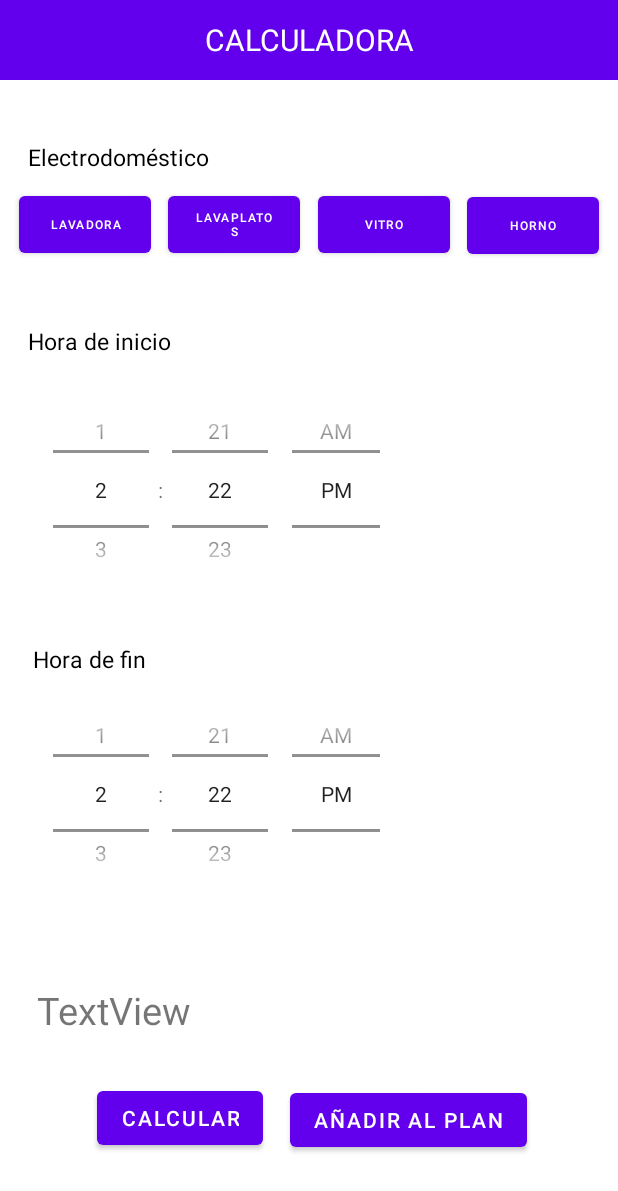
After one commit to lmhenseler/lucerapp, an Android app: the layout layout_calculadora.xml on its own in the app's theme, with its tools: preview values and no code run, on a phone screen of 412 x 824 dp. The commit adds this screen. Shown: the top 1191 px of the screen. Run offline under Robolectric (Android 15) with nearby library versions, the phone set to English and light mode, and no system bars.

Commit message:
Calculator layout

```diff
--- /dev/null
+++ b/app/src/main/res/layout/layout_calculadora.xml
@@ -0,0 +1,197 @@
+<?xml version="1.0" encoding="utf-8"?>
+<androidx.constraintlayout.widget.ConstraintLayout xmlns:android="http://schemas.android.com/apk/res/android"
+    xmlns:app="http://schemas.android.com/apk/res-auto"
+    xmlns:tools="http://schemas.android.com/tools"
+    android:layout_width="match_parent"
+    android:layout_height="match_parent">
+
+
+    <Button
+        android:id="@+id/lavadoraButton"
+        android:layout_width="88dp"
+        android:layout_height="50dp"
+        android:layout_marginStart="8dp"
+        android:layout_marginEnd="3dp"
+        android:text="@string/lavadora"
+        android:textSize="8sp"
+        app:layout_constraintBottom_toBottomOf="parent"
+        app:layout_constraintEnd_toStartOf="@+id/lavaplatosButton"
+        app:layout_constraintHorizontal_bias="0.592"
+        app:layout_constraintStart_toStartOf="parent"
+        app:layout_constraintTop_toTopOf="parent"
+        app:layout_constraintVertical_bias="0.161"
+        tools:ignore="SmallSp" />
+
+    <TimePicker
+        android:id="@+id/horaFInPicker"
+        android:layout_width="250dp"
+        android:layout_height="150dp"
+        android:layout_marginTop="4dp"
+        android:timePickerMode="spinner"
+        app:layout_constraintEnd_toEndOf="parent"
+        app:layout_constraintHorizontal_bias="0.118"
+        app:layout_constraintStart_toStartOf="parent"
+        app:layout_constraintTop_toBottomOf="@+id/horaFinText" />
+
+    <TextView
+        android:id="@+id/estimacionText"
+        android:layout_width="109dp"
+        android:layout_height="36dp"
+        android:layout_marginBottom="18dp"
+        android:text="@string/textview"
+        android:textSize="25sp"
+        app:layout_constraintBottom_toTopOf="@+id/calcularButton"
+        app:layout_constraintEnd_toEndOf="parent"
+        app:layout_constraintHorizontal_bias="0.082"
+        app:layout_constraintStart_toStartOf="parent"
+        app:layout_constraintTop_toBottomOf="@+id/horaFInPicker"
+        app:layout_constraintVertical_bias="0.818"
+        tools:ignore="TextSizeCheck" />
+
+    <TextView
+        android:id="@+id/horaFinText"
+        android:layout_width="wrap_content"
+        android:layout_height="wrap_content"
+        android:layout_marginBottom="264dp"
+        android:text="@string/hora_de_fin"
+        android:textColor="#000000"
+        android:textSize="15sp"
+        app:layout_constraintBottom_toBottomOf="parent"
+        app:layout_constraintEnd_toEndOf="parent"
+        app:layout_constraintHorizontal_bias="0.065"
+        app:layout_constraintStart_toStartOf="parent"
+        app:layout_constraintTop_toBottomOf="@+id/horaInicioPicker"
+        app:layout_constraintVertical_bias="0.2" />
+
+    <TimePicker
+
+        android:id="@+id/horaInicioPicker"
+        android:layout_width="250dp"
+        android:layout_height="150dp"
+        android:timePickerMode="spinner"
+        app:layout_constraintBottom_toBottomOf="parent"
+        app:layout_constraintEnd_toEndOf="parent"
+        app:layout_constraintHorizontal_bias="0.118"
+        app:layout_constraintStart_toStartOf="parent"
+        app:layout_constraintTop_toTopOf="parent"
+        app:layout_constraintVertical_bias="0.373" />
+
+    <TextView
+        android:id="@+id/horaInicioText"
+        android:layout_width="wrap_content"
+        android:layout_height="wrap_content"
+        android:text="@string/hora_de_inicio"
+        android:textColor="#000000"
+        android:textSize="15sp"
+        app:layout_constraintBottom_toTopOf="@+id/horaInicioPicker"
+        app:layout_constraintEnd_toEndOf="parent"
+        app:layout_constraintHorizontal_bias="0.059"
+        app:layout_constraintStart_toStartOf="parent"
+        app:layout_constraintTop_toBottomOf="@+id/lavadoraButton"
+        app:layout_constraintVertical_bias="0.756" />
+
+    <Button
+        android:id="@+id/lavaplatosButton"
+        android:layout_width="88dp"
+        android:layout_height="50dp"
+        android:layout_marginStart="3dp"
+        android:layout_marginEnd="3dp"
+        android:text="@string/lavaplatos"
+        android:textAlignment="center"
+        android:textSize="8sp"
+        app:layout_constraintBottom_toBottomOf="parent"
+        app:layout_constraintEnd_toStartOf="@+id/vitroButton"
+        app:layout_constraintStart_toEndOf="@+id/lavadoraButton"
+        app:layout_constraintTop_toTopOf="parent"
+        app:layout_constraintVertical_bias="0.161"
+        tools:ignore="SmallSp" />
+
+    <Button
+        android:id="@+id/aniadirButton"
+        android:layout_width="wrap_content"
+        android:layout_height="wrap_content"
+        android:text="@string/aniadir_al_plan"
+        app:layout_constraintBottom_toBottomOf="parent"
+        app:layout_constraintEnd_toEndOf="parent"
+        app:layout_constraintHorizontal_bias="0.76"
+        app:layout_constraintStart_toStartOf="parent"
+        app:layout_constraintTop_toBottomOf="@+id/horaFInPicker"
+        app:layout_constraintVertical_bias="0.69" />
+
+    <Button
+        android:id="@+id/calcularButton"
+        android:layout_width="wrap_content"
+        android:layout_height="wrap_content"
+        android:layout_marginTop="13dp"
+        android:text="@string/calcular"
+        app:layout_constraintBottom_toBottomOf="parent"
+        app:layout_constraintEnd_toStartOf="@+id/aniadirButton"
+        app:layout_constraintHorizontal_bias="0.782"
+        app:layout_constraintStart_toStartOf="parent"
+        app:layout_constraintTop_toBottomOf="@+id/horaFInPicker"
+        app:layout_constraintVertical_bias="0.654" />
+
+    <Button
+        android:id="@+id/hornoButton"
+
+        android:layout_width="88dp"
+        android:layout_height="50dp"
+        android:layout_marginStart="3dp"
+        android:layout_marginEnd="8dp"
+        android:text="@string/horno"
+        android:textSize="8sp"
+        app:layout_constraintBottom_toBottomOf="parent"
+        app:layout_constraintEnd_toEndOf="parent"
+        app:layout_constraintStart_toEndOf="@+id/vitroButton"
+        app:layout_constraintTop_toTopOf="parent"
+        app:layout_constraintVertical_bias="0.162"
+        tools:ignore="SmallSp" />
+
+    <TextView
+        android:id="@+id/EDText"
+        android:layout_width="wrap_content"
+        android:layout_height="wrap_content"
+        android:text="@string/electrodomestico"
+        android:textColor="#000000"
+        android:textSize="15sp"
+        app:layout_constraintBottom_toTopOf="@+id/lavadoraButton"
+        app:layout_constraintEnd_toEndOf="parent"
+        app:layout_constraintHorizontal_bias="0.064"
+        app:layout_constraintStart_toStartOf="parent"
+        app:layout_constraintTop_toTopOf="parent"
+        app:layout_constraintVertical_bias="0.911" />
+
+    <Button
+        android:id="@+id/vitroButton"
+        android:layout_width="88dp"
+        android:layout_height="50dp"
+        android:layout_marginStart="3dp"
+        android:layout_marginEnd="3dp"
+        android:text="@string/vitro"
+        android:textSize="8sp"
+        app:layout_constraintBottom_toBottomOf="parent"
+        app:layout_constraintEnd_toStartOf="@+id/hornoButton"
+        app:layout_constraintStart_toEndOf="@+id/lavaplatosButton"
+        app:layout_constraintTop_toTopOf="parent"
+        app:layout_constraintVertical_bias="0.161"
+        tools:ignore="SmallSp" />
+
+    <TextView
+        android:id="@+id/calculadoraText"
+        android:layout_width="0dp"
+        android:layout_height="53dp"
+        android:background="#6200ED"
+        android:gravity="center_horizontal|center_vertical"
+        android:text="@string/calculadora"
+        android:textAppearance="@style/TextAppearance.AppCompat.Body1"
+
+        android:textColor="#FFFFFF"
+        android:textSize="20sp"
+        android:typeface="sans"
+        app:layout_constraintBottom_toTopOf="@+id/EDText"
+        app:layout_constraintEnd_toEndOf="parent"
+        app:layout_constraintStart_toStartOf="parent"
+        app:layout_constraintTop_toTopOf="parent"
+        app:layout_constraintVertical_bias="0.0" />
+
+</androidx.constraintlayout.widget.ConstraintLayout>
--- a/app/src/main/res/values/strings.xml
+++ b/app/src/main/res/values/strings.xml
@@ -12,4 +12,15 @@
     <string name="ImageDesc">logo</string>
     <string name="noRegistradoText">¿Aún no estás registrado?</string>
     <string name="registrateButton">Regístrate Aquí</string>
+    <string name="lavadora">Lavadora</string>
+    <string name="hora_de_inicio">Hora de inicio</string>
+    <string name="lavaplatos">lavaplatos</string>
+    <string name="aniadir_al_plan">Añadir al plan</string>
+    <string name="calcular">Calcular</string>
+    <string name="horno">Horno</string>
+    <string name="hora_de_fin">Hora de fin</string>
+    <string name="textview">TextView</string>
+    <string name="electrodomestico">Electrodoméstico</string>
+    <string name="vitro">Vitro</string>
+    <string name="calculadora">CALCULADORA</string>
 </resources>
```
